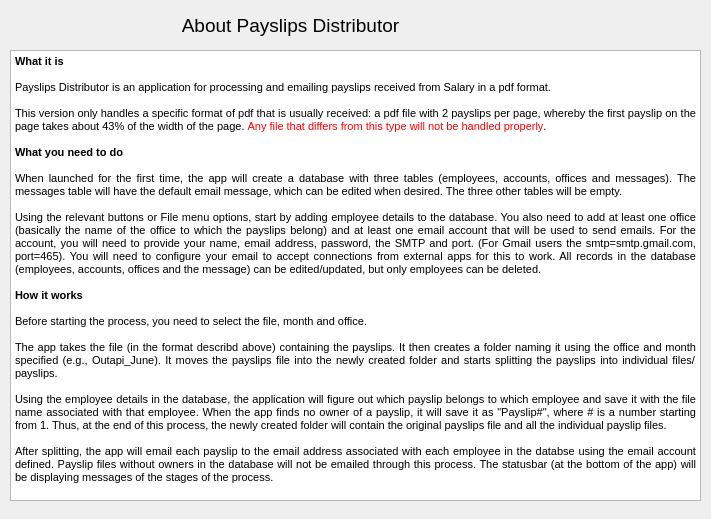
abiatarfestus/payslips, file about.ui: the form before one commit.
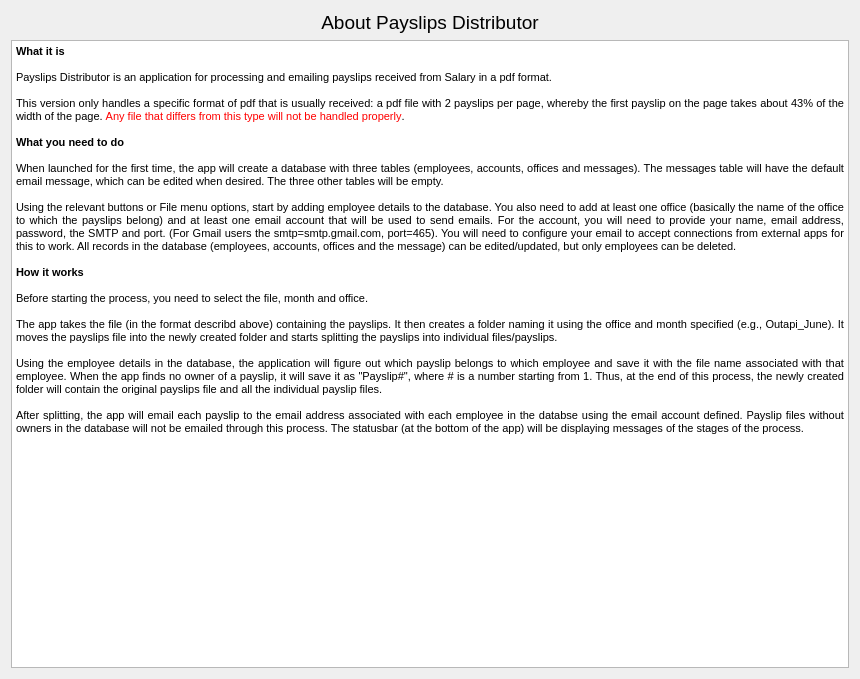
The form after the commit.

Patch:
```diff
--- a/about.ui
+++ b/about.ui
@@ -9,22 +9,16 @@
    <rect>
     <x>0</x>
     <y>0</y>
-    <width>711</width>
-    <height>519</height>
+    <width>860</width>
+    <height>679</height>
    </rect>
   </property>
   <property name="windowTitle">
    <string>Dialog</string>
   </property>
+  <layout class="QGridLayout" name="gridLayout">
+   <item row="0" column="0">
   <widget class="QLabel" name="label_2">
-   <property name="geometry">
-    <rect>
-     <x>170</x>
-     <y>10</y>
-     <width>241</width>
-     <height>31</height>
-    </rect>
-   </property>
    <property name="font">
     <font>
      <pointsize>14</pointsize>
@@ -37,18 +31,12 @@
     <set>Qt::AlignCenter</set>
    </property>
   </widget>
+   </item>
+   <item row="1" column="0">
   <widget class="QTextEdit" name="textEdit">
    <property name="enabled">
     <bool>true</bool>
    </property>
-   <property name="geometry">
-    <rect>
-     <x>10</x>
-     <y>50</y>
-     <width>691</width>
-     <height>451</height>
-    </rect>
-   </property>
    <property name="readOnly">
     <bool>true</bool>
    </property>
@@ -56,30 +44,32 @@
     <string>&lt;!DOCTYPE HTML PUBLIC &quot;-//W3C//DTD HTML 4.0//EN&quot; &quot;http://www.w3.org/TR/REC-html40/strict.dtd&quot;&gt;
 &lt;html&gt;&lt;head&gt;&lt;meta name=&quot;qrichtext&quot; content=&quot;1&quot; /&gt;&lt;style type=&quot;text/css&quot;&gt;
 p, li { white-space: pre-wrap; }
-&lt;/style&gt;&lt;/head&gt;&lt;body style=&quot; font-family:'MS Shell Dlg 2'; font-size:8.25pt; font-weight:400; font-style:normal;&quot;&gt;
-&lt;p align=&quot;justify&quot; style=&quot; margin-top:0px; margin-bottom:0px; margin-left:0px; margin-right:0px; -qt-block-indent:0; text-indent:0px;&quot;&gt;&lt;span style=&quot; font-weight:600;&quot;&gt;What it is&lt;/span&gt;&lt;/p&gt;
-&lt;p align=&quot;justify&quot; style=&quot;-qt-paragraph-type:empty; margin-top:0px; margin-bottom:0px; margin-left:0px; margin-right:0px; -qt-block-indent:0; text-indent:0px;&quot;&gt;&lt;br /&gt;&lt;/p&gt;
-&lt;p align=&quot;justify&quot; style=&quot; margin-top:0px; margin-bottom:0px; margin-left:0px; margin-right:0px; -qt-block-indent:0; text-indent:0px;&quot;&gt;Payslips Distributor is an application for processing and emailing payslips received from Salary in a pdf format.&lt;/p&gt;
-&lt;p align=&quot;justify&quot; style=&quot;-qt-paragraph-type:empty; margin-top:0px; margin-bottom:0px; margin-left:0px; margin-right:0px; -qt-block-indent:0; text-indent:0px;&quot;&gt;&lt;br /&gt;&lt;/p&gt;
-&lt;p align=&quot;justify&quot; style=&quot; margin-top:0px; margin-bottom:0px; margin-left:0px; margin-right:0px; -qt-block-indent:0; text-indent:0px;&quot;&gt;This version only handles a specific format of pdf that is usually received: a pdf file with 2 payslips per page, whereby the first payslip on the page takes about 43% of the width of the page. &lt;span style=&quot; color:#ff0000;&quot;&gt;Any file that differs from this type will not be handled properly&lt;/span&gt;.&lt;/p&gt;
-&lt;p align=&quot;justify&quot; style=&quot;-qt-paragraph-type:empty; margin-top:0px; margin-bottom:0px; margin-left:0px; margin-right:0px; -qt-block-indent:0; text-indent:0px;&quot;&gt;&lt;br /&gt;&lt;/p&gt;
-&lt;p align=&quot;justify&quot; style=&quot; margin-top:0px; margin-bottom:0px; margin-left:0px; margin-right:0px; -qt-block-indent:0; text-indent:0px;&quot;&gt;&lt;span style=&quot; font-weight:600;&quot;&gt;What you need to do&lt;/span&gt;&lt;/p&gt;
-&lt;p align=&quot;justify&quot; style=&quot;-qt-paragraph-type:empty; margin-top:0px; margin-bottom:0px; margin-left:0px; margin-right:0px; -qt-block-indent:0; text-indent:0px;&quot;&gt;&lt;br /&gt;&lt;/p&gt;
-&lt;p align=&quot;justify&quot; style=&quot; margin-top:0px; margin-bottom:0px; margin-left:0px; margin-right:0px; -qt-block-indent:0; text-indent:0px;&quot;&gt;When launched for the first time, the app will create a database with three tables (employees, accounts, offices and messages). The messages table will have the default email message, which can be edited when desired. The three other tables will be empty.&lt;/p&gt;
-&lt;p align=&quot;justify&quot; style=&quot;-qt-paragraph-type:empty; margin-top:0px; margin-bottom:0px; margin-left:0px; margin-right:0px; -qt-block-indent:0; text-indent:0px;&quot;&gt;&lt;br /&gt;&lt;/p&gt;
-&lt;p align=&quot;justify&quot; style=&quot; margin-top:0px; margin-bottom:0px; margin-left:0px; margin-right:0px; -qt-block-indent:0; text-indent:0px;&quot;&gt;Using the relevant buttons or File menu options, start by adding employee details to the database. You also need to add at least one office (basically the name of the office to which the payslips belong) and at least one email account that will be used to send emails. For the account, you will need to provide your name, email address, password, the SMTP and port. (For Gmail users the smtp=smtp.gmail.com, port=465). You will need to configure your email to accept connections from external apps for this to work. All records in the database (employees, accounts, offices and the message) can be edited/updated, but only employees can be deleted.&lt;/p&gt;
-&lt;p align=&quot;justify&quot; style=&quot;-qt-paragraph-type:empty; margin-top:0px; margin-bottom:0px; margin-left:0px; margin-right:0px; -qt-block-indent:0; text-indent:0px;&quot;&gt;&lt;br /&gt;&lt;/p&gt;
-&lt;p align=&quot;justify&quot; style=&quot; margin-top:0px; margin-bottom:0px; margin-left:0px; margin-right:0px; -qt-block-indent:0; text-indent:0px;&quot;&gt;&lt;span style=&quot; font-weight:600;&quot;&gt;How it works&lt;/span&gt;&lt;/p&gt;
-&lt;p align=&quot;justify&quot; style=&quot;-qt-paragraph-type:empty; margin-top:0px; margin-bottom:0px; margin-left:0px; margin-right:0px; -qt-block-indent:0; text-indent:0px;&quot;&gt;&lt;br /&gt;&lt;/p&gt;
-&lt;p align=&quot;justify&quot; style=&quot; margin-top:0px; margin-bottom:0px; margin-left:0px; margin-right:0px; -qt-block-indent:0; text-indent:0px;&quot;&gt;Before starting the process, you need to select the file, month and office. &lt;/p&gt;
-&lt;p align=&quot;justify&quot; style=&quot;-qt-paragraph-type:empty; margin-top:0px; margin-bottom:0px; margin-left:0px; margin-right:0px; -qt-block-indent:0; text-indent:0px;&quot;&gt;&lt;br /&gt;&lt;/p&gt;
-&lt;p align=&quot;justify&quot; style=&quot; margin-top:0px; margin-bottom:0px; margin-left:0px; margin-right:0px; -qt-block-indent:0; text-indent:0px;&quot;&gt;The app takes the file (in the format describd above) containing the payslips. It then creates a folder naming it using the office and month specified (e.g., Outapi_June). It moves the payslips file into the newly created folder and starts splitting the payslips into individual files/payslips.&lt;/p&gt;
-&lt;p align=&quot;justify&quot; style=&quot;-qt-paragraph-type:empty; margin-top:0px; margin-bottom:0px; margin-left:0px; margin-right:0px; -qt-block-indent:0; text-indent:0px;&quot;&gt;&lt;br /&gt;&lt;/p&gt;
-&lt;p align=&quot;justify&quot; style=&quot; margin-top:0px; margin-bottom:0px; margin-left:0px; margin-right:0px; -qt-block-indent:0; text-indent:0px;&quot;&gt;Using the employee details in the database, the application will figure out which payslip belongs to which employee and save it with the file name associated with that employee. When the app finds no owner of a payslip, it will save it as &amp;quot;Payslip#&amp;quot;, where # is a number starting from 1. Thus, at the end of this process, the newly created folder will contain the original payslips file and all the individual payslip files.&lt;/p&gt;
-&lt;p align=&quot;justify&quot; style=&quot;-qt-paragraph-type:empty; margin-top:0px; margin-bottom:0px; margin-left:0px; margin-right:0px; -qt-block-indent:0; text-indent:0px;&quot;&gt;&lt;br /&gt;&lt;/p&gt;
-&lt;p align=&quot;justify&quot; style=&quot; margin-top:0px; margin-bottom:0px; margin-left:0px; margin-right:0px; -qt-block-indent:0; text-indent:0px;&quot;&gt;After splitting, the app will email each payslip to the email address associated with each employee in the databse using the email account defined. Payslip files without owners in the database will not be emailed through this process. The statusbar (at the bottom of the app) will be displaying messages of the stages of the process.&lt;/p&gt;&lt;/body&gt;&lt;/html&gt;</string>
-   </property>
-  </widget>
+&lt;/style&gt;&lt;/head&gt;&lt;body style=&quot; font-family:'MS Shell Dlg 2'; font-size:7.8pt; font-weight:400; font-style:normal;&quot;&gt;
+&lt;p align=&quot;justify&quot; style=&quot; margin-top:0px; margin-bottom:0px; margin-left:0px; margin-right:0px; -qt-block-indent:0; text-indent:0px;&quot;&gt;&lt;span style=&quot; font-size:8.25pt; font-weight:600;&quot;&gt;What it is&lt;/span&gt;&lt;/p&gt;
+&lt;p align=&quot;justify&quot; style=&quot;-qt-paragraph-type:empty; margin-top:0px; margin-bottom:0px; margin-left:0px; margin-right:0px; -qt-block-indent:0; text-indent:0px; font-size:8.25pt;&quot;&gt;&lt;br /&gt;&lt;/p&gt;
+&lt;p align=&quot;justify&quot; style=&quot; margin-top:0px; margin-bottom:0px; margin-left:0px; margin-right:0px; -qt-block-indent:0; text-indent:0px;&quot;&gt;&lt;span style=&quot; font-size:8.25pt;&quot;&gt;Payslips Distributor is an application for processing and emailing payslips received from Salary in a pdf format.&lt;/span&gt;&lt;/p&gt;
+&lt;p align=&quot;justify&quot; style=&quot;-qt-paragraph-type:empty; margin-top:0px; margin-bottom:0px; margin-left:0px; margin-right:0px; -qt-block-indent:0; text-indent:0px; font-size:8.25pt;&quot;&gt;&lt;br /&gt;&lt;/p&gt;
+&lt;p align=&quot;justify&quot; style=&quot; margin-top:0px; margin-bottom:0px; margin-left:0px; margin-right:0px; -qt-block-indent:0; text-indent:0px;&quot;&gt;&lt;span style=&quot; font-size:8.25pt;&quot;&gt;This version only handles a specific format of pdf that is usually received: a pdf file with 2 payslips per page, whereby the first payslip on the page takes about 43% of the width of the page. &lt;/span&gt;&lt;span style=&quot; font-size:8.25pt; color:#ff0000;&quot;&gt;Any file that differs from this type will not be handled properly&lt;/span&gt;&lt;span style=&quot; font-size:8.25pt;&quot;&gt;.&lt;/span&gt;&lt;/p&gt;
+&lt;p align=&quot;justify&quot; style=&quot;-qt-paragraph-type:empty; margin-top:0px; margin-bottom:0px; margin-left:0px; margin-right:0px; -qt-block-indent:0; text-indent:0px; font-size:8.25pt;&quot;&gt;&lt;br /&gt;&lt;/p&gt;
+&lt;p align=&quot;justify&quot; style=&quot; margin-top:0px; margin-bottom:0px; margin-left:0px; margin-right:0px; -qt-block-indent:0; text-indent:0px;&quot;&gt;&lt;span style=&quot; font-size:8.25pt; font-weight:600;&quot;&gt;What you need to do&lt;/span&gt;&lt;/p&gt;
+&lt;p align=&quot;justify&quot; style=&quot;-qt-paragraph-type:empty; margin-top:0px; margin-bottom:0px; margin-left:0px; margin-right:0px; -qt-block-indent:0; text-indent:0px; font-size:8.25pt;&quot;&gt;&lt;br /&gt;&lt;/p&gt;
+&lt;p align=&quot;justify&quot; style=&quot; margin-top:0px; margin-bottom:0px; margin-left:0px; margin-right:0px; -qt-block-indent:0; text-indent:0px;&quot;&gt;&lt;span style=&quot; font-size:8.25pt;&quot;&gt;When launched for the first time, the app will create a database with three tables (employees, accounts, offices and messages). The messages table will have the default email message, which can be edited when desired. The three other tables will be empty.&lt;/span&gt;&lt;/p&gt;
+&lt;p align=&quot;justify&quot; style=&quot;-qt-paragraph-type:empty; margin-top:0px; margin-bottom:0px; margin-left:0px; margin-right:0px; -qt-block-indent:0; text-indent:0px; font-size:8.25pt;&quot;&gt;&lt;br /&gt;&lt;/p&gt;
+&lt;p align=&quot;justify&quot; style=&quot; margin-top:0px; margin-bottom:0px; margin-left:0px; margin-right:0px; -qt-block-indent:0; text-indent:0px;&quot;&gt;&lt;span style=&quot; font-size:8.25pt;&quot;&gt;Using the relevant buttons or File menu options, start by adding employee details to the database. You also need to add at least one office (basically the name of the office to which the payslips belong) and at least one email account that will be used to send emails. For the account, you will need to provide your name, email address, password, the SMTP and port. (For Gmail users the smtp=smtp.gmail.com, port=465). You will need to configure your email to accept connections from external apps for this to work. All records in the database (employees, accounts, offices and the message) can be edited/updated, but only employees can be deleted.&lt;/span&gt;&lt;/p&gt;
+&lt;p align=&quot;justify&quot; style=&quot;-qt-paragraph-type:empty; margin-top:0px; margin-bottom:0px; margin-left:0px; margin-right:0px; -qt-block-indent:0; text-indent:0px; font-size:8.25pt;&quot;&gt;&lt;br /&gt;&lt;/p&gt;
+&lt;p align=&quot;justify&quot; style=&quot; margin-top:0px; margin-bottom:0px; margin-left:0px; margin-right:0px; -qt-block-indent:0; text-indent:0px;&quot;&gt;&lt;span style=&quot; font-size:8.25pt; font-weight:600;&quot;&gt;How it works&lt;/span&gt;&lt;/p&gt;
+&lt;p align=&quot;justify&quot; style=&quot;-qt-paragraph-type:empty; margin-top:0px; margin-bottom:0px; margin-left:0px; margin-right:0px; -qt-block-indent:0; text-indent:0px; font-size:8.25pt;&quot;&gt;&lt;br /&gt;&lt;/p&gt;
+&lt;p align=&quot;justify&quot; style=&quot; margin-top:0px; margin-bottom:0px; margin-left:0px; margin-right:0px; -qt-block-indent:0; text-indent:0px;&quot;&gt;&lt;span style=&quot; font-size:8.25pt;&quot;&gt;Before starting the process, you need to select the file, month and office. &lt;/span&gt;&lt;/p&gt;
+&lt;p align=&quot;justify&quot; style=&quot;-qt-paragraph-type:empty; margin-top:0px; margin-bottom:0px; margin-left:0px; margin-right:0px; -qt-block-indent:0; text-indent:0px; font-size:8.25pt;&quot;&gt;&lt;br /&gt;&lt;/p&gt;
+&lt;p align=&quot;justify&quot; style=&quot; margin-top:0px; margin-bottom:0px; margin-left:0px; margin-right:0px; -qt-block-indent:0; text-indent:0px;&quot;&gt;&lt;span style=&quot; font-size:8.25pt;&quot;&gt;The app takes the file (in the format describd above) containing the payslips. It then creates a folder naming it using the office and month specified (e.g., Outapi_June). It moves the payslips file into the newly created folder and starts splitting the payslips into individual files/payslips.&lt;/span&gt;&lt;/p&gt;
+&lt;p align=&quot;justify&quot; style=&quot;-qt-paragraph-type:empty; margin-top:0px; margin-bottom:0px; margin-left:0px; margin-right:0px; -qt-block-indent:0; text-indent:0px; font-size:8.25pt;&quot;&gt;&lt;br /&gt;&lt;/p&gt;
+&lt;p align=&quot;justify&quot; style=&quot; margin-top:0px; margin-bottom:0px; margin-left:0px; margin-right:0px; -qt-block-indent:0; text-indent:0px;&quot;&gt;&lt;span style=&quot; font-size:8.25pt;&quot;&gt;Using the employee details in the database, the application will figure out which payslip belongs to which employee and save it with the file name associated with that employee. When the app finds no owner of a payslip, it will save it as &amp;quot;Payslip#&amp;quot;, where # is a number starting from 1. Thus, at the end of this process, the newly created folder will contain the original payslips file and all the individual payslip files.&lt;/span&gt;&lt;/p&gt;
+&lt;p align=&quot;justify&quot; style=&quot;-qt-paragraph-type:empty; margin-top:0px; margin-bottom:0px; margin-left:0px; margin-right:0px; -qt-block-indent:0; text-indent:0px; font-size:8.25pt;&quot;&gt;&lt;br /&gt;&lt;/p&gt;
+&lt;p align=&quot;justify&quot; style=&quot; margin-top:0px; margin-bottom:0px; margin-left:0px; margin-right:0px; -qt-block-indent:0; text-indent:0px;&quot;&gt;&lt;span style=&quot; font-size:8.25pt;&quot;&gt;After splitting, the app will email each payslip to the email address associated with each employee in the databse using the email account defined. Payslip files without owners in the database will not be emailed through this process. The statusbar (at the bottom of the app) will be displaying messages of the stages of the process.&lt;/span&gt;&lt;/p&gt;&lt;/body&gt;&lt;/html&gt;</string>
+     </property>
+    </widget>
+   </item>
+  </layout>
  </widget>
  <resources/>
  <connections/>
```
Lines whose indentation alone changed are shown as unchanged.
